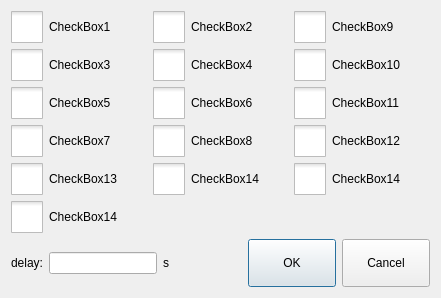
Before: the Qt Designer form icprogrampage/icpointtype.ui in GaussCheng/2-5AxisPunch, drawn with Qt 5.
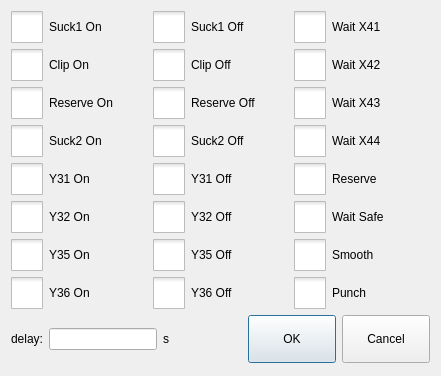
After: the same form once the commit is applied. Icons and pictures are not drawn. Custom widgets are drawn as their Qt base class.

Commit message: 添加C6配置和界面

Patch:
```diff
--- a/icprogrampage/icpointtype.ui
+++ b/icprogrampage/icpointtype.ui
@@ -7,9 +7,21 @@
     <x>0</x>
     <y>0</y>
     <width>441</width>
-    <height>277</height>
+    <height>376</height>
    </rect>
   </property>
+  <property name="minimumSize">
+   <size>
+    <width>320</width>
+    <height>0</height>
+   </size>
+  </property>
+  <property name="maximumSize">
+   <size>
+    <width>16777215</width>
+    <height>376</height>
+   </size>
+  </property>
   <property name="windowTitle">
    <string>Dialog</string>
   </property>
@@ -41,100 +53,26 @@
   <layout class="QVBoxLayout" name="verticalLayout">
    <item>
     <layout class="QGridLayout" name="gridLayout">
-     <item row="2" column="1">
-      <widget class="QCheckBox" name="checkbox_6">
+     <item row="9" column="2">
+      <widget class="QCheckBox" name="checkbox_14">
        <property name="focusPolicy">
         <enum>Qt::NoFocus</enum>
        </property>
        <property name="text">
-        <string>CheckBox6</string>
+        <string>Smooth</string>
        </property>
-       <property name="checked">
-        <bool>false</bool>
-       </property>
        <attribute name="buttonGroup">
         <string notr="true">buttonGroup</string>
        </attribute>
       </widget>
      </item>
-     <item row="0" column="1">
-      <widget class="QCheckBox" name="checkbox_2">
-       <property name="focusPolicy">
-        <enum>Qt::NoFocus</enum>
-       </property>
-       <property name="text">
-        <string>CheckBox2</string>
-       </property>
-       <attribute name="buttonGroup">
-        <string notr="true">buttonGroup</string>
-       </attribute>
-      </widget>
-     </item>
-     <item row="3" column="0">
-      <widget class="QCheckBox" name="checkbox_7">
-       <property name="focusPolicy">
-        <enum>Qt::NoFocus</enum>
-       </property>
-       <property name="text">
-        <string>CheckBox7</string>
-       </property>
-       <property name="checked">
-        <bool>false</bool>
-       </property>
-       <attribute name="buttonGroup">
-        <string notr="true">buttonGroup</string>
-       </attribute>
-      </widget>
-     </item>
-     <item row="0" column="2">
-      <widget class="QCheckBox" name="checkbox_9">
-       <property name="focusPolicy">
-        <enum>Qt::NoFocus</enum>
-       </property>
-       <property name="text">
-        <string>CheckBox9</string>
-       </property>
-       <property name="checked">
-        <bool>false</bool>
-       </property>
-       <attribute name="buttonGroup">
-        <string notr="true">buttonGroup</string>
-       </attribute>
-      </widget>
-     </item>
-     <item row="1" column="2">
-      <widget class="QCheckBox" name="checkbox_10">
-       <property name="focusPolicy">
-        <enum>Qt::NoFocus</enum>
-       </property>
-       <property name="text">
-        <string>CheckBox10</string>
-       </property>
-       <attribute name="buttonGroup">
-        <string notr="true">buttonGroup</string>
-       </attribute>
-      </widget>
-     </item>
-     <item row="1" column="1">
-      <widget class="QCheckBox" name="checkbox_4">
-       <property name="focusPolicy">
-        <enum>Qt::NoFocus</enum>
-       </property>
-       <property name="text">
-        <string>CheckBox4</string>
-       </property>
-       <attribute name="buttonGroup">
-        <string notr="true">buttonGroup</string>
-       </attribute>
-      </widget>
-     </item>
-     <item row="3" column="2">
+     <item row="5" column="2">
       <widget class="QCheckBox" name="checkbox_12">
        <property name="focusPolicy">
         <enum>Qt::NoFocus</enum>
        </property>
        <property name="text">
-        <string>CheckBox12</string>
+        <string>Wait X44</string>
        </property>
        <attribute name="buttonGroup">
         <string notr="true">buttonGroup</string>
@@ -142,25 +80,28 @@
       </widget>
      </item>
      <item row="4" column="0">
-      <widget class="QCheckBox" name="checkbox_13">
+      <widget class="QCheckBox" name="checkbox_7">
        <property name="focusPolicy">
         <enum>Qt::NoFocus</enum>
        </property>
        <property name="text">
-        <string>CheckBox13</string>
+        <string>Reserve On</string>
+       </property>
+       <property name="checked">
+        <bool>false</bool>
        </property>
        <attribute name="buttonGroup">
         <string notr="true">buttonGroup</string>
        </attribute>
       </widget>
      </item>
-     <item row="3" column="1">
+     <item row="4" column="1">
       <widget class="QCheckBox" name="checkbox_8">
        <property name="focusPolicy">
         <enum>Qt::NoFocus</enum>
        </property>
        <property name="text">
-        <string>CheckBox8</string>
+        <string>Reserve Off</string>
        </property>
        <property name="checked">
         <bool>false</bool>
@@ -170,13 +111,33 @@
        </attribute>
       </widget>
      </item>
+     <item row="8" column="1">
+      <widget class="QCheckBox" name="checkbox_21">
+       <property name="focusPolicy">
+        <enum>Qt::NoFocus</enum>
+       </property>
+       <property name="text">
+        <string>Y32 Off</string>
+       </property>
+      </widget>
+     </item>
+     <item row="9" column="1">
+      <widget class="QCheckBox" name="checkbox_22">
+       <property name="focusPolicy">
+        <enum>Qt::NoFocus</enum>
+       </property>
+       <property name="text">
+        <string>Y35 Off</string>
+       </property>
+      </widget>
+     </item>
      <item row="0" column="0">
       <widget class="QCheckBox" name="checkbox_1">
        <property name="focusPolicy">
         <enum>Qt::NoFocus</enum>
        </property>
        <property name="text">
-        <string>CheckBox1</string>
+        <string>Suck1 On</string>
        </property>
        <property name="checked">
         <bool>false</bool>
@@ -186,13 +147,94 @@
        </attribute>
       </widget>
      </item>
-     <item row="1" column="0">
+     <item row="1" column="2">
+      <widget class="QCheckBox" name="checkbox_10">
+       <property name="focusPolicy">
+        <enum>Qt::NoFocus</enum>
+       </property>
+       <property name="text">
+        <string>Wait X42</string>
+       </property>
+       <attribute name="buttonGroup">
+        <string notr="true">buttonGroup</string>
+       </attribute>
+      </widget>
+     </item>
+     <item row="13" column="2">
+      <widget class="QCheckBox" name="checkbox_16">
+       <property name="focusPolicy">
+        <enum>Qt::NoFocus</enum>
+       </property>
+       <property name="text">
+        <string>Punch</string>
+       </property>
+       <attribute name="buttonGroup">
+        <string notr="true">buttonGroup</string>
+       </attribute>
+      </widget>
+     </item>
+     <item row="7" column="1">
+      <widget class="QCheckBox" name="checkbox_20">
+       <property name="focusPolicy">
+        <enum>Qt::NoFocus</enum>
+       </property>
+       <property name="text">
+        <string>Y31 Off</string>
+       </property>
+      </widget>
+     </item>
+     <item row="5" column="1">
+      <widget class="QCheckBox" name="checkbox_4">
+       <property name="focusPolicy">
+        <enum>Qt::NoFocus</enum>
+       </property>
+       <property name="text">
+        <string>Suck2 Off</string>
+       </property>
+       <attribute name="buttonGroup">
+        <string notr="true">buttonGroup</string>
+       </attribute>
+      </widget>
+     </item>
+     <item row="1" column="1">
+      <widget class="QCheckBox" name="checkbox_6">
+       <property name="focusPolicy">
+        <enum>Qt::NoFocus</enum>
+       </property>
+       <property name="text">
+        <string>Clip Off</string>
+       </property>
+       <property name="checked">
+        <bool>false</bool>
+       </property>
+       <attribute name="buttonGroup">
+        <string notr="true">buttonGroup</string>
+       </attribute>
+      </widget>
+     </item>
+     <item row="0" column="2">
+      <widget class="QCheckBox" name="checkbox_9">
+       <property name="focusPolicy">
+        <enum>Qt::NoFocus</enum>
+       </property>
+       <property name="text">
+        <string>Wait X41</string>
+       </property>
+       <property name="checked">
+        <bool>false</bool>
+       </property>
+       <attribute name="buttonGroup">
+        <string notr="true">buttonGroup</string>
+       </attribute>
+      </widget>
+     </item>
+     <item row="5" column="0">
       <widget class="QCheckBox" name="checkbox_3">
        <property name="focusPolicy">
         <enum>Qt::NoFocus</enum>
        </property>
        <property name="text">
-        <string>CheckBox3</string>
+        <string>Suck2 On</string>
        </property>
        <property name="checked">
         <bool>false</bool>
@@ -202,26 +244,13 @@
        </attribute>
       </widget>
      </item>
-     <item row="4" column="2">
-      <widget class="QCheckBox" name="checkbox_14">
-       <property name="focusPolicy">
-        <enum>Qt::NoFocus</enum>
-       </property>
-       <property name="text">
-        <string>CheckBox14</string>
-       </property>
-       <attribute name="buttonGroup">
-        <string notr="true">buttonGroup</string>
-       </attribute>
-      </widget>
-     </item>
-     <item row="2" column="0">
+     <item row="1" column="0">
       <widget class="QCheckBox" name="checkbox_5">
        <property name="focusPolicy">
         <enum>Qt::NoFocus</enum>
        </property>
        <property name="text">
-        <string>CheckBox5</string>
+        <string>Clip On</string>
        </property>
        <property name="checked">
         <bool>false</bool>
@@ -231,39 +260,102 @@
        </attribute>
       </widget>
      </item>
-     <item row="2" column="2">
+     <item row="9" column="0">
+      <widget class="QCheckBox" name="checkbox_19">
+       <property name="focusPolicy">
+        <enum>Qt::NoFocus</enum>
+       </property>
+       <property name="text">
+        <string>Y35 On</string>
+       </property>
+      </widget>
+     </item>
+     <item row="13" column="0">
+      <widget class="QCheckBox" name="checkbox_23">
+       <property name="focusPolicy">
+        <enum>Qt::NoFocus</enum>
+       </property>
+       <property name="text">
+        <string>Y36 On</string>
+       </property>
+      </widget>
+     </item>
+     <item row="7" column="0">
+      <widget class="QCheckBox" name="checkbox_17">
+       <property name="focusPolicy">
+        <enum>Qt::NoFocus</enum>
+       </property>
+       <property name="text">
+        <string>Y31 On</string>
+       </property>
+      </widget>
+     </item>
+     <item row="0" column="1">
+      <widget class="QCheckBox" name="checkbox_2">
+       <property name="focusPolicy">
+        <enum>Qt::NoFocus</enum>
+       </property>
+       <property name="text">
+        <string>Suck1 Off</string>
+       </property>
+       <attribute name="buttonGroup">
+        <string notr="true">buttonGroup</string>
+       </attribute>
+      </widget>
+     </item>
+     <item row="8" column="0">
+      <widget class="QCheckBox" name="checkbox_18">
+       <property name="focusPolicy">
+        <enum>Qt::NoFocus</enum>
+       </property>
+       <property name="text">
+        <string>Y32 On</string>
+       </property>
+      </widget>
+     </item>
+     <item row="4" column="2">
       <widget class="QCheckBox" name="checkbox_11">
        <property name="focusPolicy">
         <enum>Qt::NoFocus</enum>
        </property>
        <property name="text">
-        <string>CheckBox11</string>
+        <string>Wait X43</string>
        </property>
        <attribute name="buttonGroup">
         <string notr="true">buttonGroup</string>
        </attribute>
       </widget>
      </item>
-     <item row="4" column="1">
+     <item row="8" column="2">
       <widget class="QCheckBox" name="checkbox_15">
        <property name="focusPolicy">
         <enum>Qt::NoFocus</enum>
        </property>
        <property name="text">
-        <string>CheckBox14</string>
+        <string>Wait Safe</string>
        </property>
        <attribute name="buttonGroup">
         <string notr="true">buttonGroup</string>
        </attribute>
       </widget>
      </item>
-     <item row="5" column="0">
-      <widget class="QCheckBox" name="checkbox_16">
+     <item row="13" column="1">
+      <widget class="QCheckBox" name="checkbox_24">
        <property name="focusPolicy">
         <enum>Qt::NoFocus</enum>
        </property>
        <property name="text">
-        <string>CheckBox14</string>
+        <string>Y36 Off</string>
+       </property>
+      </widget>
+     </item>
+     <item row="7" column="2">
+      <widget class="QCheckBox" name="checkbox_13">
+       <property name="focusPolicy">
+        <enum>Qt::NoFocus</enum>
+       </property>
+       <property name="text">
+        <string>Reserve</string>
        </property>
        <attribute name="buttonGroup">
         <string notr="true">buttonGroup</string>
@@ -324,6 +416,19 @@
      </item>
     </layout>
    </item>
+   <item>
+    <spacer name="verticalSpacer">
+     <property name="orientation">
+      <enum>Qt::Vertical</enum>
+     </property>
+     <property name="sizeHint" stdset="0">
+      <size>
+       <width>20</width>
+       <height>40</height>
+      </size>
+     </property>
+    </spacer>
+   </item>
   </layout>
  </widget>
  <customwidgets>
```
The commit also changes 3 other files.
